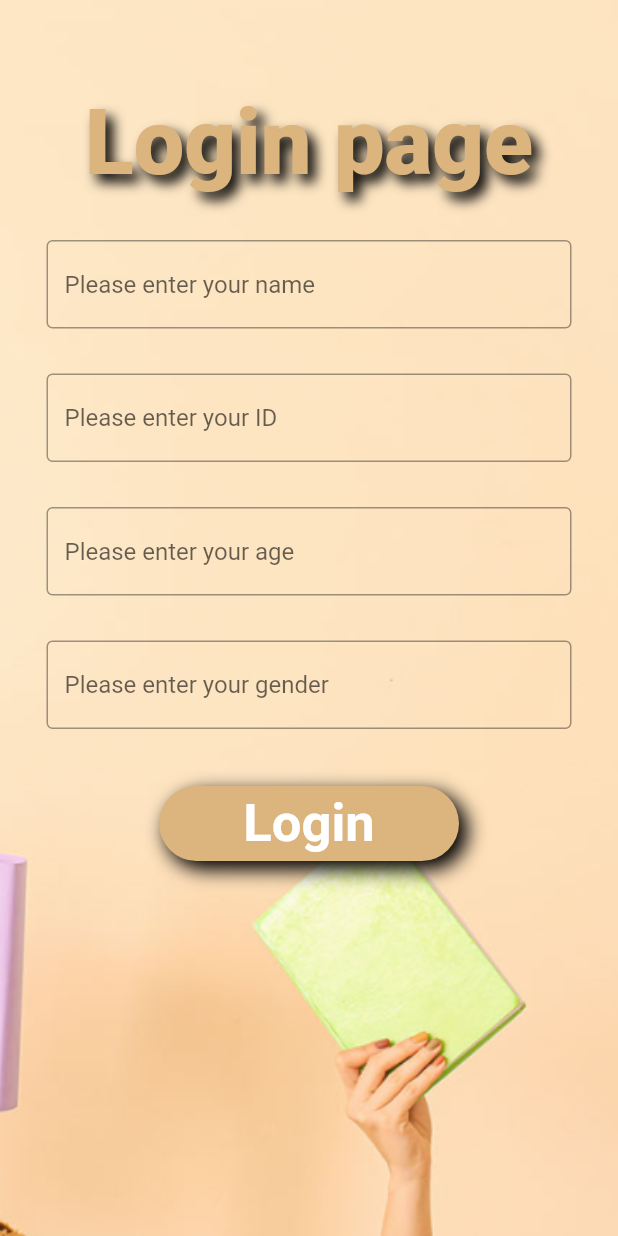
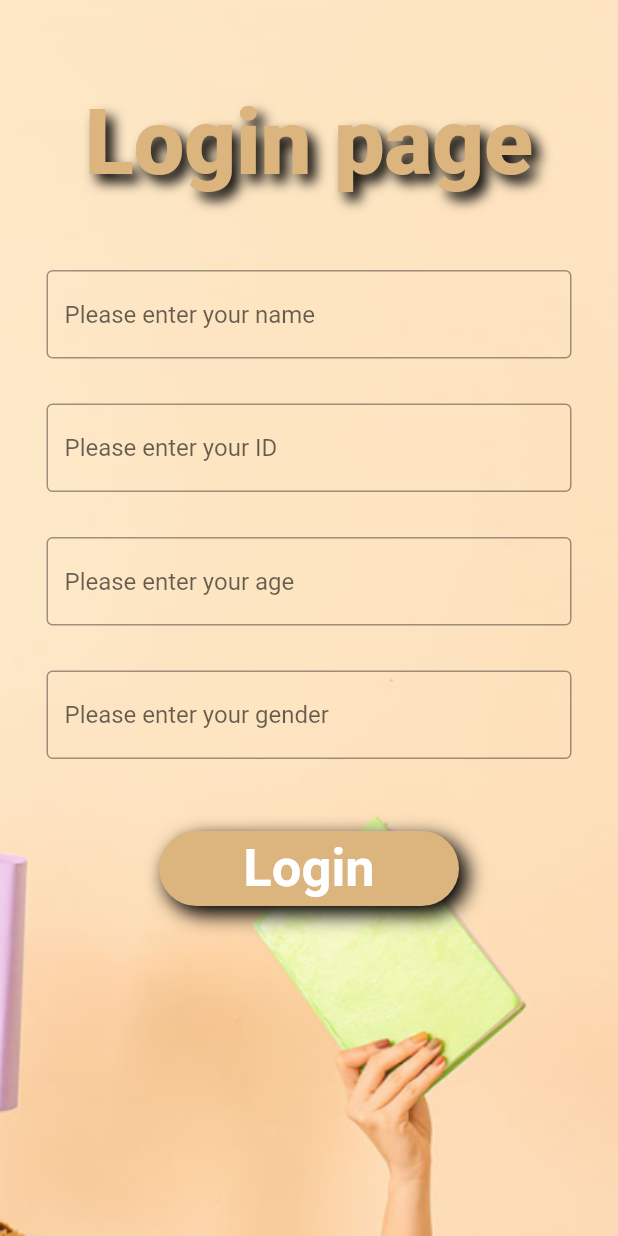
Before and after one commit to May-Cohen/ECT-project, a Flutter app: the screen it shows after launch, on a phone screen of 412 x 824 dp. Run offline on Flutter 3.47's test engine with Material 2 defaults, Android fonts, the phone set to English and light mode, and no system bars; our stand-ins replace csv.

Commit message:
video update

```diff
--- a/lib/Login page.dart
+++ b/lib/Login page.dart
@@ -41,7 +41,7 @@ class _LoginPageState extends State<LoginPage> {
                       ],
                       fontSize: 60),
                 ),
-                const SizedBox(height: 30),
+                const SizedBox(height: 50),
                 SizedBox(
                   width: 350,
                   child: TextField(
@@ -93,7 +93,7 @@ class _LoginPageState extends State<LoginPage> {
                     },
                   ),
                 ),
-                const SizedBox(height: 30),
+                const SizedBox(height: 40),
                 SizedBox(
                   child: TextButton(
                     onPressed: () {
```
Also changed, not shown: lib/main.dart (+27 -8 lines).
